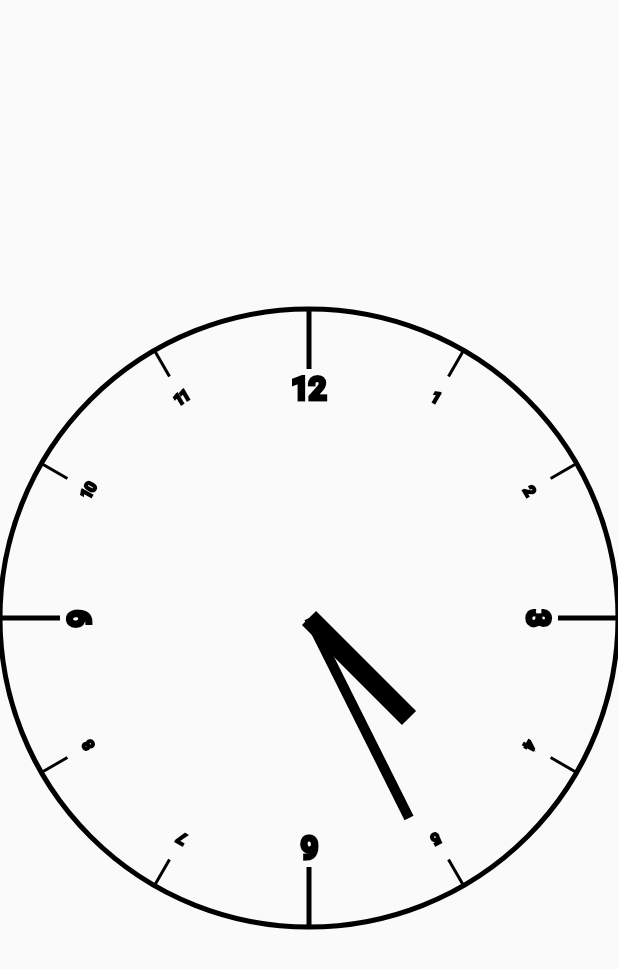
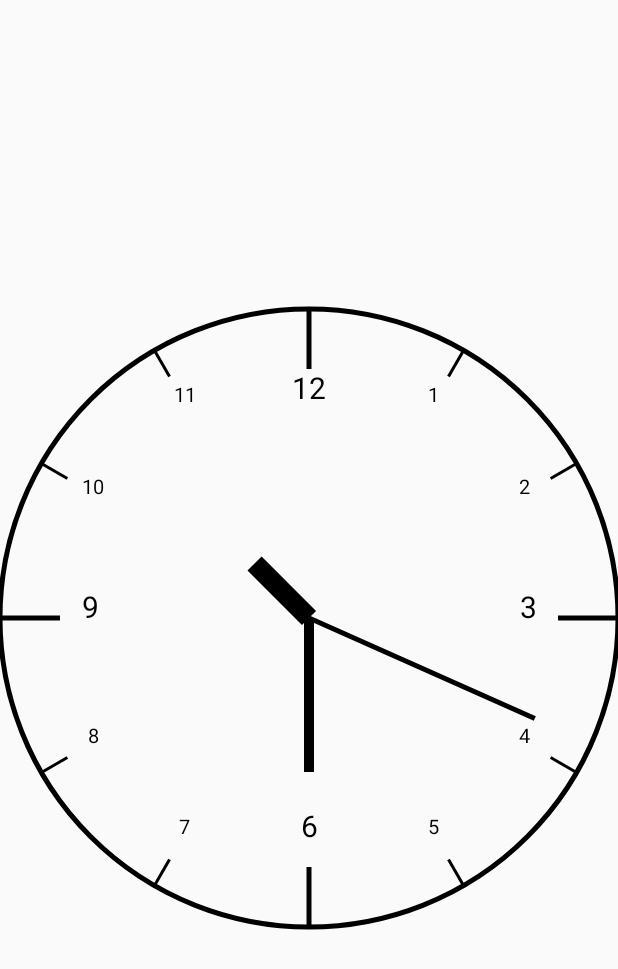
Before and after one commit to Rainorsad/TestDemo, an Android app: the CanvesActivity screen opened directly, with no data from a screen before it, on a phone screen of 412 x 824 dp. Shown: the top 969 px of the screen. Run offline under Robolectric (Android 15) with nearby library versions, the phone set to English and light mode, and no system bars.

Commit message:
Signed-off-by: Rainorsad <457072858@qq.com>

```diff
--- a/app/src/main/java/com/example/wb/testdemo/activity/canves/CanvesActivity.java
+++ b/app/src/main/java/com/example/wb/testdemo/activity/canves/CanvesActivity.java
@@ -11,10 +11,12 @@ import com.example.wb.testdemo.R;
  */
 
 public class CanvesActivity extends AppCompatActivity{
+    private CanvesView canvas;
 
     @Override
     protected void onCreate(@Nullable Bundle savedInstanceState) {
         super.onCreate(savedInstanceState);
         setContentView(R.layout.activity_canves);
+        canvas = (CanvesView) findViewById(R.id.canvas);
     }
 }
--- a/app/src/main/java/com/example/wb/testdemo/activity/canves/CanvesView.java
+++ b/app/src/main/java/com/example/wb/testdemo/activity/canves/CanvesView.java
@@ -11,6 +11,8 @@ import android.view.WindowManager;
 
 import com.example.wb.testdemo.R;
 
+import java.util.Calendar;
+
 /**
  * Created by Zhangchen on 2017/5/18.
  */
@@ -18,29 +20,37 @@ import com.example.wb.testdemo.R;
 public class CanvesView extends View{
     private Paint mPaint;
     private Context context;
+    private int mRadius;
+    private Calendar now;//时间函数
+    //指针反向超过圆点的长度
+    private static final float DEFAULT_POINT_BACK_LENGTH = 40f;
 
     public CanvesView(Context context) {
         super(context);
         this.context = context;
-//        initView();
+        initView();
     }
 
     public CanvesView(Context context, AttributeSet attrs) {
         super(context, attrs);
         this.context = context;
-//        initView();
+        initView();
     }
 
     public CanvesView(Context context, AttributeSet attrs, int defStyleAttr) {
         super(context, attrs, defStyleAttr);
         this.context = context;
-//        initView();
+        initView();
+    }
+
+    private void initView() {
+        handler.sendEmptyMessageDelayed(0,1000);
     }
 
     @Override
     protected void onDraw(Canvas canvas) {
         super.onDraw(canvas);
-
+        now = Calendar.getInstance();
         mPaint = new Paint();
 
         mPaint.setColor(getResources().getColor(R.color.black));
@@ -50,9 +60,56 @@ public class CanvesView extends View{
         int width = wm.getDefaultDisplay().getWidth();
         int height = wm.getDefaultDisplay().getHeight();
 
+        mRadius = width/2;
+
         canvasCircle(canvas,width,height); //画圆
-        canvasMinutes(canvas,width,height); //画分钟刻度
-        canvasHour(canvas,width,height);//画小时指针
+        canvasMinute(canvas,width,height);//画分钟刻度改进版
+        canvasHour(canvas,width,height);//画时指针
+    }
+
+    /**
+     * 画分钟刻度改进版，角度法，合适
+     * @param canvas
+     * @param width
+     * @param height
+     */
+    private void canvasMinute(Canvas canvas, int width, int height) {
+        canvas.save();
+        canvas.translate(width/2,height/2);
+
+        Paint paint = new Paint(); //画刻度
+
+        for (int i=0;i<12;i++){
+            String degree =null;
+            float[] floatsa = null;
+            float[] floatsb = null;
+            float[] floatsc = null;
+            if (i==0 || i==3 || i==6 || i==9) {
+                if (i == 0) {
+                    degree = String.valueOf(12);
+                } else {
+                    degree = String.valueOf(i);
+                }
+
+                floatsa = calculatePoint(30*i, mRadius);
+                floatsb = calculatePoint(30*i, mRadius-60);
+                floatsc = calculatePoint(30*i, mRadius-90);
+
+                paint.setStrokeWidth(5);
+                paint.setTextSize(30);
+            }else {
+                floatsa = calculatePoint(30*i, mRadius);
+                floatsb = calculatePoint(30*i, mRadius-30);
+                floatsc = calculatePoint(30*i, mRadius-60);
+
+                degree = String.valueOf(i);
+                paint.setStrokeWidth(3);
+                paint.setTextSize(20);
+            }
+            canvas.drawLine(floatsa[0],floatsa[1],floatsb[0],
+                    floatsb[1],paint);
+            canvas.drawText(degree,floatsc[0]-paint.measureText(degree)/2,floatsc[1],paint);
+        }
     }
 
     /**
@@ -63,18 +120,38 @@ public class CanvesView extends View{
      */
     private void canvasHour(Canvas canvas, int width, int height) {
         Paint paintHour = new Paint();
-        paintHour.setStrokeWidth(20);
+        paintHour.setStrokeWidth(20); //小时针
         Paint paintMinute = new Paint();
-        paintMinute.setStrokeWidth(10);
-        canvas.save();
-        canvas.translate(width/2,height/2);
-        canvas.drawLine(0,0,100,100,paintHour);
-        canvas.drawLine(0,0,100,200,paintMinute);
+        paintMinute.setStrokeWidth(10); //分钟针
+        Paint paintSeconds = new Paint();
+        paintSeconds.setStrokeWidth(5);//秒钟针
+
+        //前面图层旋转过后，此处需要将图层平移到圆心位置
+//        canvas.save();
+//        canvas.translate(width/2,height/2);
+
+        //获得当前小时的坐标，绘制小时针
+        int mHour = 0;
+        if (now.get(Calendar.HOUR)<12){
+            mHour = now.get(Calendar.HOUR);
+        }else {
+            mHour = now.get(Calendar.HOUR)-12;
+        }
+        float[] floatshours = calculatePoint(mHour/12f*360+now.get(Calendar.MINUTE)/60f*30, mRadius/4);
+        canvas.drawLine(0,0,floatshours[0],floatshours[1],paintHour);
+
+        //获得当前分钟的坐标，绘制分钟针
+        float[] floatsminute = calculatePoint(now.get(Calendar.MINUTE)/60f*360, mRadius/2);
+        canvas.drawLine(0,0,floatsminute[0],floatsminute[1],paintMinute);
+
+        //获得当前秒钟的坐标，绘制秒针
+        float[] floatsseconds = calculatePoint(now.get(Calendar.SECOND)/60f*360, (float) (mRadius*0.8));
+        canvas.drawLine(0,0,floatsseconds[0],floatsseconds[1],paintSeconds);
         canvas.restore();
     }
 
     /**
-     * 画分钟刻度
+     * 画分钟刻度  //旋转画布法，优化后去掉已
      * @param canvas
      * @param width
      * @param height
@@ -85,22 +162,22 @@ public class CanvesView extends View{
             if (i == 0 || i==3 || i==6 || i==9){
                 mPaint.setStrokeWidth(5);
                 mPaint.setTextSize(30);
-                canvas.drawLine(width/2,height/2-width/2,width/2,
-                        height/2-width/2+60,mPaint);
+                canvas.drawLine(width/2,height/2-mRadius,width/2,
+                        height/2-mRadius+60,mPaint);
                 String degree =null;
                 if (i == 0){
                     degree = String.valueOf(12);
                 }else {
                     degree = String.valueOf(i);
                 }
-                canvas.drawText(degree,width/2-mPaint.measureText(degree)/2,height/2-width/2+90,mPaint);
+                canvas.drawText(degree,width/2-mPaint.measureText(degree)/2,height/2-mRadius+90,mPaint);
             }else {
                 mPaint.setTextSize(15);
                 mPaint.setStrokeWidth(3);
-                canvas.drawLine(width/2,height/2-width/2,width/2,
-                        height/2-width/2+30,mPaint);
+                canvas.drawLine(width/2,height/2-mRadius,width/2,
+                        height/2-mRadius+30,mPaint);
                 String degree = String.valueOf(i);
-                canvas.drawText(degree,width/2-mPaint.measureText(degree)/2,height/2-width/2+60,mPaint);
+                canvas.drawText(degree,width/2-mPaint.measureText(degree)/2,height/2-mRadius+60,mPaint);
             }
             //通过旋转画布简化坐标运算
             canvas.rotate(30,width/2,height/2);
@@ -118,16 +195,40 @@ public class CanvesView extends View{
         mPaint.setStyle(Paint.Style.STROKE);//选择空心效果
         mPaint.setAntiAlias(true);//设置锯齿效果
         mPaint.setStrokeWidth(5);//设置空心边框的宽度
-        canvas.drawCircle(width/2,height/2,width/2,mPaint);
+        canvas.drawCircle(width/2,height/2,mRadius,mPaint);
     }
 
+    /**
+     * 根据角度和半径计算起点终点的坐标
+     * @param angle
+     * @param length
+     * @return
+     */
+    private float[] calculatePoint(float angle, float length){
+        float[] points = new float[2];
+        if(angle <= 90f){
+            points[0] = (float) Math.sin(angle*Math.PI/180) * length;
+            points[1] = -(float) Math.cos(angle*Math.PI/180) * length;
+        }else if(angle <= 180f){
+            points[0] = (float) Math.cos((angle-90)*Math.PI/180) * length;
+            points[1] = (float) Math.sin((angle-90)*Math.PI/180) * length;
+        }else if(angle <= 270f){
+            points[0] = -(float) Math.sin((angle-180)*Math.PI/180) * length;
+            points[1] = (float) Math.cos((angle-180)*Math.PI/180) * length;
+        }else if(angle <= 360f){
+            points[0] = -(float) Math.cos((angle-270)*Math.PI/180) * length;
+            points[1] = -(float) Math.sin((angle-270)*Math.PI/180) * length;
+        }
+        return points;
+    }
 
     Handler handler = new Handler(){
         @Override
         public void handleMessage(Message msg) {
             switch (msg.what){
-                case 1:
-
+                case 0:
+                    invalidate();
+                    handler.sendEmptyMessageDelayed(0,1000);
                     break;
             }
         }
--- a/app/src/main/res/layout/activity_canves.xml
+++ b/app/src/main/res/layout/activity_canves.xml
@@ -4,6 +4,7 @@
     android:layout_height="match_parent">
 
     <com.example.wb.testdemo.activity.canves.CanvesView
+        android:id="@+id/canvas"
         android:layout_width="match_parent"
         android:layout_height="match_parent"
         />
```
